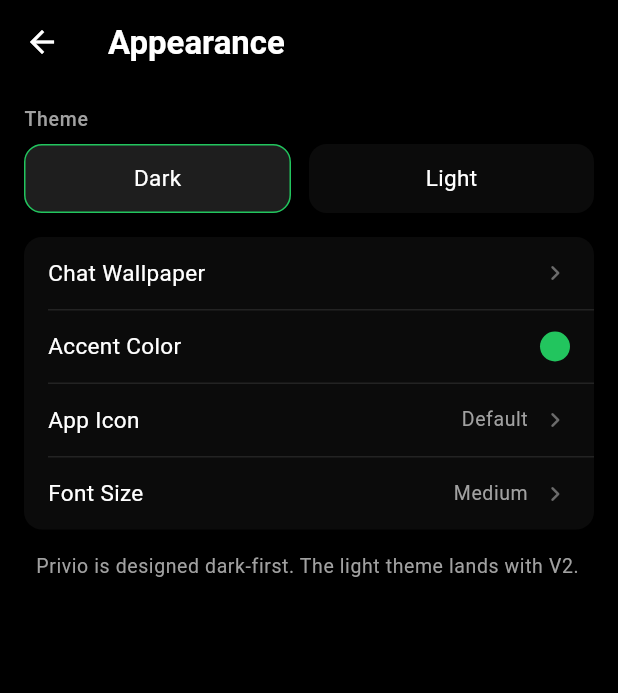
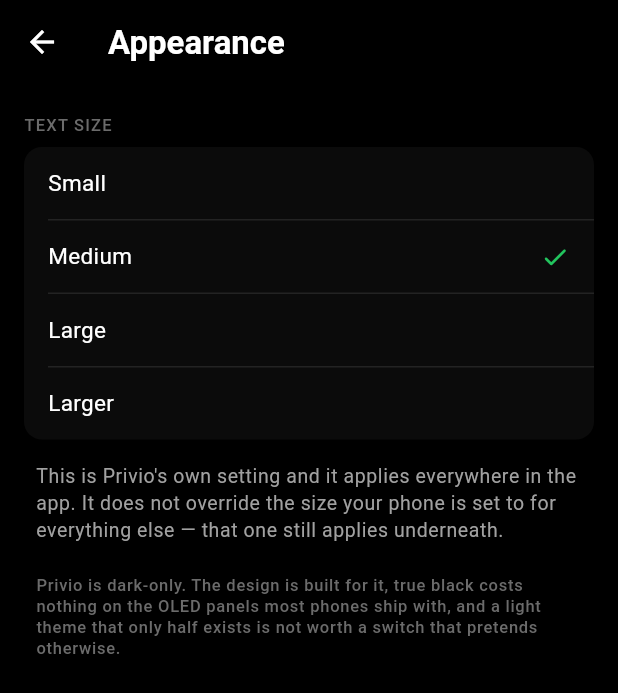
Before and after one commit to nfnc666/privio-messenger, a Flutter app: the AppearanceScreen screen opened directly, on a phone screen of 412 x 824 dp. Shown: the top 693 px of the screen. Run offline on Flutter 3.47's test engine with Material 3 defaults, Android fonts, the phone set to English and light mode, and no system bars; our stand-ins replace file_picker, flutter_secure_storage, just_audio, qr_flutter; missing offline and left inert: cryptography, libsignal_protocol_dart, record; accounts and stored records are empty; statements that could not run were skipped.

Commit message:
Make text size real and drop the controls that set nothing
Appearance had four rows that led nowhere — chat wallpaper, accent colour,
app icon, font size — and a theme switch whose Light half was never built.
Notifications had five toggles for sound, vibration, previews and the lock
screen, none of which an app can decide from the inside: those belong to the
operating system's own settings for Privio.

A setting that does not settle anything is worse than an absent one, because
it is a promise the app then breaks quietly. So the inert rows are gone, and
the one thing on each screen that Privio does own is what is left: the
delivery path on Notifications, and text size on Appearance.

Text size is now real. Four sizes are stored through SecureStore and applied
in the MaterialApp builder, so picking one redraws every screen at once and
it is still in place after a relaunch. The rows carry an explicit tick slot
rather than the default chevron, which would promise a screen that does not
exist.

Verified in a browser against the running server: the picker applies live,
the chat list and tab bar come back larger, and the choice survives a reload.
287 app tests and 115 server tests pass; two new tests cover persistence
across a relaunch and the label shown for an unrecognised stored scale.

Co-Authored-By: Claude Opus 5 <noreply@anthropic.com>
Claude-Session: https://claude.ai/code/session_01P76GQjC3TKsrvsZbSGxh12

```diff
--- a/app/lib/core/secure_store.dart
+++ b/app/lib/core/secure_store.dart
@@ -25,6 +25,12 @@ abstract interface class SecureStore {
   Future<bool> hasPasscode();
   Future<bool> verifyPasscode(String passcode);
   Future<void> clearPasscode();
+
+  /// How much larger or smaller text should be drawn than the design's size.
+  /// Not a secret; it lives here because this is the app's only local store
+  /// that survives a relaunch, the same reason the backup interval does.
+  Future<double?> readTextScale();
+  Future<void> writeTextScale(double scale);
 
   /// The duress code, kept here as well as on the server so the lock screen can
   /// recognise it with no network — which is the situation it exists for.
@@ -94,6 +100,7 @@ class KeystoreSecureStore implements SecureStore {
   static const _passcodeKey = 'privio.lock.pin';
   static const _passcodeKindKey = 'privio.lock.kind';
   static const _duressKey = 'privio.lock.duress';
+  static const _textScaleKey = 'privio.appearance.text_scale';
   static const _archiveKeyKey = 'privio.archive.key';
   static const _recoveryKeyKey = 'privio.backup.recovery_key';
   static const _lastBackupKey = 'privio.backup.last_at';
@@ -163,6 +170,13 @@ class KeystoreSecureStore implements SecureStore {
       aOptions: _androidOptions,
     );
   }
+
+  @override
+  Future<double?> readTextScale() async =>
+      double.tryParse(await _read(_textScaleKey) ?? '');
+
+  @override
+  Future<void> writeTextScale(double scale) => _write(_textScaleKey, '$scale');
 
   @override
   Future<void> setDuressCode(String? code) => code == null
@@ -275,6 +289,12 @@ class InMemorySecureStore implements SecureStore {
   }
 
   @override
+  Future<double?> readTextScale() async => double.tryParse(_entries['textScale'] ?? '');
+
+  @override
+  Future<void> writeTextScale(double scale) async => _entries['textScale'] = '$scale';
+
+  @override
   Future<void> setDuressCode(String? code) async {
     if (code == null) {
       _entries.remove('duress');
--- a/app/lib/screens/appearance_screen.dart
+++ b/app/lib/screens/appearance_screen.dart
@@ -1,95 +1,73 @@
 import 'package:flutter/material.dart';
 
+import '../core/app_state.dart';
 import '../theme/privio_colors.dart';
 import '../widgets/settings_row.dart';
 
 /// Screen 21: appearance.
-class AppearanceScreen extends StatefulWidget {
+///
+/// It had four rows that did nothing — chat wallpaper, accent colour, app icon,
+/// font size — and a theme switch whose Light half was equally inert. Text size
+/// is real now and the rest is gone: a setting that does not settle anything is
+/// worse than an absent one, because it is a promise the app then breaks
+/// quietly.
+class AppearanceScreen extends StatelessWidget {
   const AppearanceScreen({super.key});
 
   @override
-  State<AppearanceScreen> createState() => _AppearanceScreenState();
-}
-
-class _AppearanceScreenState extends State<AppearanceScreen> {
-  int _theme = 0;
-
-  @override
   Widget build(BuildContext context) {
+    final state = PrivioScope.of(context);
     final theme = Theme.of(context);
 
     return Scaffold(
       appBar: AppBar(title: const Text('Appearance')),
-      body: ListView(
+      body: ListenableBuilder(
+        listenable: state,
+        builder: (context, _) => ListView(
           padding: const EdgeInsets.only(bottom: PrivioSpacing.xxxl),
           children: [
-          Padding(
-            padding: const EdgeInsets.fromLTRB(
-              PrivioSpacing.gutter,
-              PrivioSpacing.lg,
-              PrivioSpacing.gutter,
-              PrivioSpacing.sm,
+            SettingsSection(
+              caption: 'Text size',
+              children: [
+                for (final entry in AppState.textScales.entries)
+                  SettingsRow(
+                    label: entry.key,
+                    // An explicit trailing on every row, ticked or not: the
+                    // default is a chevron, and a chevron on a row that picks
+                    // something here would promise a screen that does not exist.
+                    trailing: SizedBox(
+                      width: 20,
+                      child: state.textScaleLabel == entry.key
+                          ? const Icon(Icons.check_rounded, color: PrivioColors.accent, size: 20)
+                          : null,
                     ),
-            child: Text('Theme', style: theme.textTheme.labelMedium),
+                    onTap: () => state.setTextScale(entry.value),
                   ),
-          Padding(
-            padding: const EdgeInsets.symmetric(horizontal: PrivioSpacing.gutter),
-            child: Row(
-              children: [
-                for (var i = 0; i < 2; i++)
-                  Expanded(
-                    child: Padding(
-                      padding: EdgeInsets.only(right: i == 0 ? PrivioSpacing.md : 0),
-                      child: GestureDetector(
-                        onTap: () => setState(() => _theme = i),
-                        child: Container(
-                          padding: const EdgeInsets.symmetric(vertical: PrivioSpacing.md),
-                          alignment: Alignment.center,
-                          decoration: BoxDecoration(
-                            color: _theme == i ? PrivioColors.surfaceHigh : PrivioColors.surface,
-                            borderRadius: const BorderRadius.all(PrivioRadius.card),
-                            border: Border.all(
-                              color: _theme == i ? PrivioColors.accent : Colors.transparent,
-                            ),
-                          ),
-                          child: Text(i == 0 ? 'Dark' : 'Light'),
-                        ),
-                      ),
-                    ),
-                  ),
-              ],
-            ),
-          ),
-          const SizedBox(height: PrivioSpacing.lg),
-          SettingsSection(
-            children: [
-              SettingsRow(label: 'Chat Wallpaper', onTap: () {}),
-              SettingsRow(
-                label: 'Accent Color',
-                onTap: () {},
-                trailing: Container(
-                  width: 20,
-                  height: 20,
-                  decoration: const BoxDecoration(
-                    color: PrivioColors.accent,
-                    shape: BoxShape.circle,
-                  ),
-                ),
-              ),
-              SettingsRow(label: 'App Icon', value: 'Default', onTap: () {}),
-              SettingsRow(label: 'Font Size', value: 'Medium', onTap: () {}),
               ],
             ),
             const SizedBox(height: PrivioSpacing.lg),
             Padding(
               padding: const EdgeInsets.symmetric(horizontal: PrivioSpacing.xxl),
               child: Text(
-              'Privio is designed dark-first. The light theme lands with V2.',
+                'This is Privio\'s own setting and it applies everywhere in the app. '
+                'It does not override the size your phone is set to for everything '
+                'else — that one still applies underneath.',
                 style: theme.textTheme.bodySmall,
+              ),
+            ),
+            const SizedBox(height: PrivioSpacing.xl),
+            Padding(
+              padding: const EdgeInsets.symmetric(horizontal: PrivioSpacing.xxl),
+              child: Text(
+                'Privio is dark-only. The design is built for it, true black costs '
+                'nothing on the OLED panels most phones ship with, and a light theme '
+                'that only half exists is not worth a switch that pretends otherwise.',
+                style: theme.textTheme.labelSmall,
               ),
             ),
           ],
         ),
+      ),
     );
   }
 }
```
Also changed, not shown: app/lib/app.dart (+12 -0 lines), app/lib/core/app_state.dart (+28 -0 lines), app/lib/screens/notifications_screen.dart (+17 -28 lines), 6 other files. Lines whose indentation alone changed are shown as unchanged.
